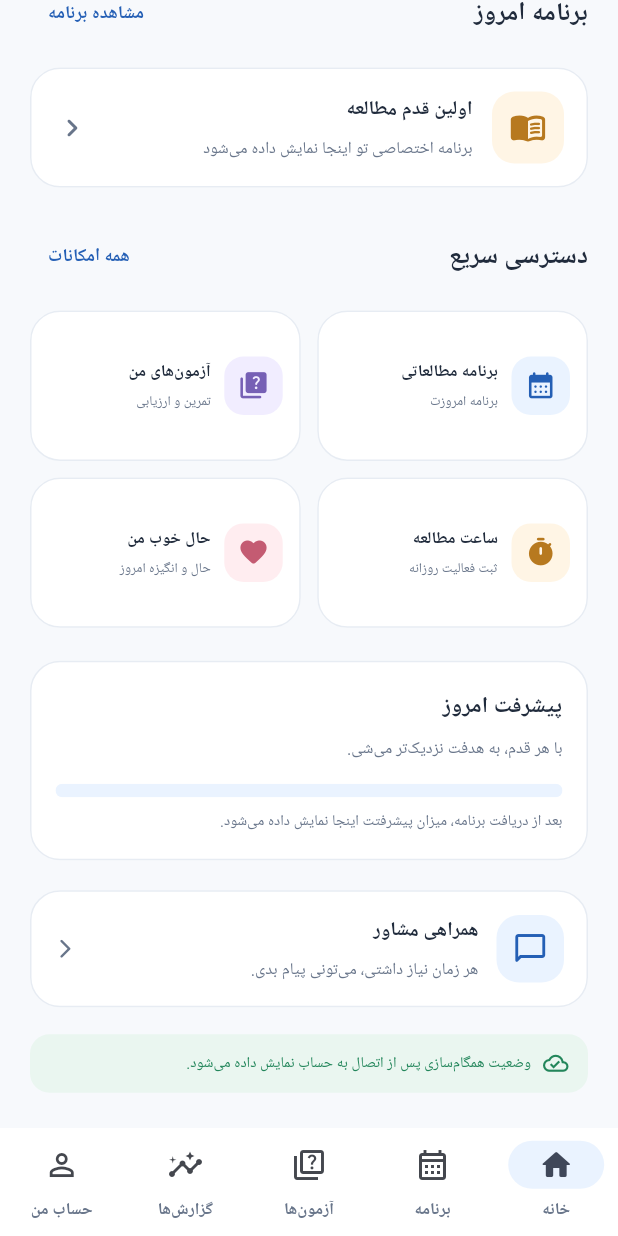
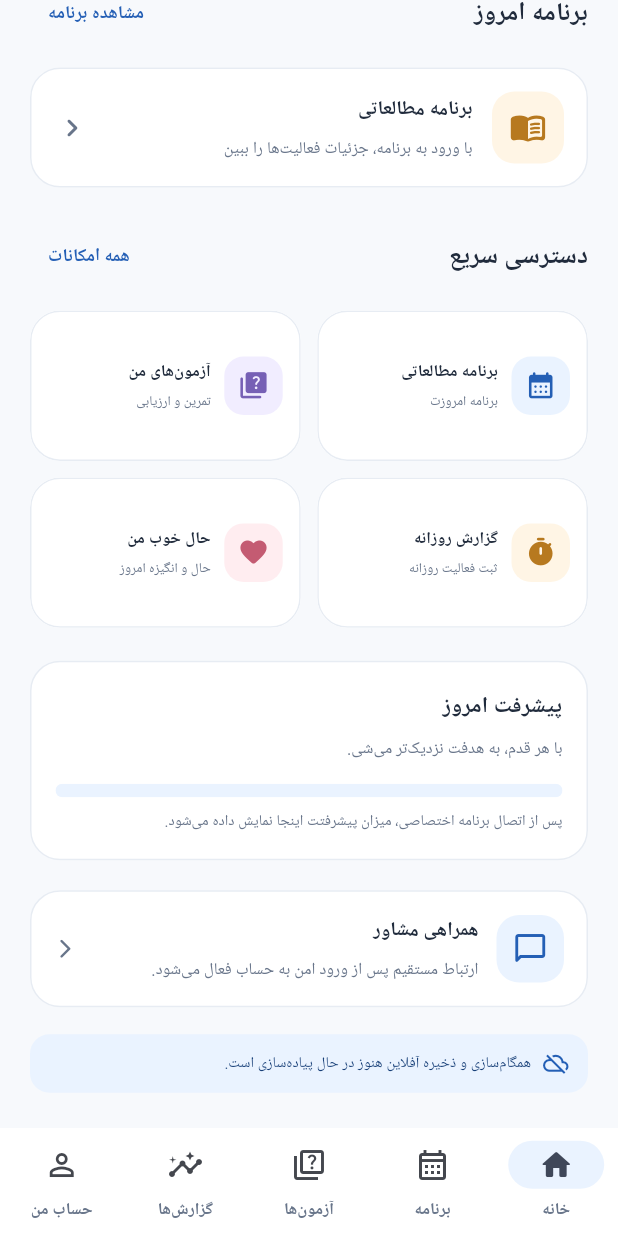
Before and after one commit to mohsentsani-eng/telegram-bot, a Flutter app: the screen it shows after launch, scrolled down 275 dp, on a phone screen of 412 x 824 dp. Run offline on Flutter 3.47's test engine with Material 3 defaults, Android fonts, the light colour scheme and no system bars; Roboto replaces fonts that are missing (Vazirmatn).

Commit message:
Make student dashboard actions navigable and clarify prototype status

```diff
--- a/mobile_app/lib/screens/student_home_screen.dart
+++ b/mobile_app/lib/screens/student_home_screen.dart
@@ -12,12 +12,47 @@ class StudentHomeScreen extends StatefulWidget {
 class _StudentHomeScreenState extends State<StudentHomeScreen> {
   int _selectedIndex = 0;
 
+  void _goToTab(int index) => setState(() => _selectedIndex = index);
+
+  void _openWellbeing() {
+    Navigator.of(context).push(
+      MaterialPageRoute<void>(builder: (_) => const WellbeingScreen()),
+    );
+  }
+
   @override
   Widget build(BuildContext context) {
+    final pages = <Widget>[
+      _homePage(),
+      const StudyPlanScreen(),
+      const TestsScreen(),
+      const DailyReportScreen(),
+      const StudentProfileScreen(),
+    ];
+
     return Directionality(
       textDirection: TextDirection.rtl,
       child: Scaffold(
-        body: _selectedIndex == 0 ? SafeArea(
+        body: IndexedStack(
+          index: _selectedIndex,
+          children: pages,
+        ),
+        bottomNavigationBar: NavigationBar(
+          selectedIndex: _selectedIndex,
+          onDestinationSelected: _goToTab,
+          destinations: const [
+            NavigationDestination(icon: Icon(Icons.home_outlined), selectedIcon: Icon(Icons.home_rounded), label: 'خانه'),
+            NavigationDestination(icon: Icon(Icons.calendar_month_outlined), label: 'برنامه'),
+            NavigationDestination(icon: Icon(Icons.quiz_outlined), label: 'آزمون‌ها'),
+            NavigationDestination(icon: Icon(Icons.insights_outlined), label: 'گزارش‌ها'),
+            NavigationDestination(icon: Icon(Icons.person_outline), label: 'حساب من'),
+          ],
+        ),
+      ),
+    );
+  }
+
+  Widget _homePage() => SafeArea(
     child: CustomScrollView(
       slivers: [
         SliverPadding(
@@ -28,11 +63,11 @@ class _StudentHomeScreenState extends State<StudentHomeScreen> {
               const SizedBox(height: 22),
               _welcomeCard(),
               const SizedBox(height: 20),
-                    _sectionTitle('برنامه امروز', 'مشاهده برنامه', onTap: () {}),
+              _sectionTitle('برنامه امروز', 'مشاهده برنامه', onTap: () => _goToTab(1)),
               const SizedBox(height: 12),
               _todayTask(),
               const SizedBox(height: 22),
-                    _sectionTitle('دسترسی سریع', 'همه امکانات'),
+              _sectionTitle('دسترسی سریع', 'همه امکانات', onTap: () => _goToTab(1)),
               const SizedBox(height: 12),
               _quickActions(),
               const SizedBox(height: 22),
@@ -46,30 +81,13 @@ class _StudentHomeScreenState extends State<StudentHomeScreen> {
         ),
       ],
     ),
-        ) : IndexedStack(index: _selectedIndex - 1, children: const [StudyPlanScreen(), TestsScreen(), DailyReportScreen(), StudentProfileScreen()]),
-        bottomNavigationBar: NavigationBar(
-          selectedIndex: _selectedIndex,
-          onDestinationSelected: (value) => setState(() => _selectedIndex = value),
-          destinations: const [
-            NavigationDestination(icon: Icon(Icons.home_outlined), selectedIcon: Icon(Icons.home_rounded), label: 'خانه'),
-            NavigationDestination(icon: Icon(Icons.calendar_month_outlined), label: 'برنامه'),
-            NavigationDestination(icon: Icon(Icons.quiz_outlined), label: 'آزمون‌ها'),
-            NavigationDestination(icon: Icon(Icons.insights_outlined), label: 'گزارش‌ها'),
-            NavigationDestination(icon: Icon(Icons.person_outline), label: 'حساب من'),
-          ],
-        ),
-      ),
   );
-  }
 
   Widget _topBar() => Row(
     children: [
       Container(
         width: 44, height: 44,
-        decoration: BoxDecoration(
-          color: AppColors.sky,
-          borderRadius: BorderRadius.circular(14),
-        ),
+        decoration: BoxDecoration(color: AppColors.sky, borderRadius: BorderRadius.circular(14)),
         child: const Icon(Icons.spa_rounded, color: AppColors.primary, size: 25),
       ),
       const SizedBox(width: 10),
@@ -82,7 +100,9 @@ class _StudentHomeScreenState extends State<StudentHomeScreen> {
       ),
       const Spacer(),
       IconButton.filledTonal(
-        onPressed: () {},
+        onPressed: () => ScaffoldMessenger.of(context).showSnackBar(
+          const SnackBar(content: Text('اعلان‌ها پس از اتصال حساب کاربری فعال می‌شوند.')),
+        ),
         style: IconButton.styleFrom(backgroundColor: Colors.white),
         icon: const Icon(Icons.notifications_none_rounded, color: AppColors.ink),
       ),
@@ -98,9 +118,7 @@ class _StudentHomeScreenState extends State<StudentHomeScreen> {
         end: Alignment.bottomLeft,
         colors: [AppColors.primary, AppColors.deepBlue],
       ),
-      boxShadow: [
-        BoxShadow(color: AppColors.primary.withValues(alpha: .16), blurRadius: 22, offset: const Offset(0, 10)),
-      ],
+      boxShadow: [BoxShadow(color: AppColors.primary.withValues(alpha: .16), blurRadius: 22, offset: const Offset(0, 10))],
     ),
     child: Column(
       crossAxisAlignment: CrossAxisAlignment.start,
@@ -116,13 +134,17 @@ class _StudentHomeScreenState extends State<StudentHomeScreen> {
         const SizedBox(height: 8),
         const Text('قدم‌های کوچک امروز، پیشرفت‌های بزرگ فردا را می‌سازند.', style: TextStyle(color: Color(0xFFE5EEFF), fontSize: 13, height: 1.8)),
         const SizedBox(height: 18),
-        Row(children: [
+        InkWell(
+          onTap: () => _goToTab(1),
+          borderRadius: BorderRadius.circular(12),
+          child: Row(children: [
             const Icon(Icons.calendar_today_rounded, color: Colors.white70, size: 15),
             const SizedBox(width: 7),
             const Text('برای شروع، برنامه امروزت رو ببین', style: TextStyle(color: Colors.white, fontSize: 12)),
             const Spacer(),
             Icon(Icons.arrow_back_rounded, color: Colors.white.withValues(alpha: .9), size: 18),
           ]),
+        ),
       ],
     ),
   );
@@ -135,7 +157,10 @@ class _StudentHomeScreenState extends State<StudentHomeScreen> {
     ],
   );
 
-  Widget _todayTask() => Card(
+  Widget _todayTask() => InkWell(
+    onTap: () => _goToTab(1),
+    borderRadius: BorderRadius.circular(20),
+    child: Card(
       child: Padding(
         padding: const EdgeInsets.all(16),
         child: Row(children: [
@@ -146,12 +171,13 @@ class _StudentHomeScreenState extends State<StudentHomeScreen> {
           ),
           const SizedBox(width: 13),
           const Expanded(child: Column(crossAxisAlignment: CrossAxisAlignment.start, children: [
-          Text('اولین قدم مطالعه', style: TextStyle(fontWeight: FontWeight.w800, color: AppColors.ink)),
+            Text('برنامه مطالعاتی', style: TextStyle(fontWeight: FontWeight.w800, color: AppColors.ink)),
             SizedBox(height: 4),
-          Text('برنامه اختصاصی تو اینجا نمایش داده می‌شود', style: TextStyle(fontSize: 11, color: AppColors.muted)),
+            Text('با ورود به برنامه، جزئیات فعالیت‌ها را ببین', style: TextStyle(fontSize: 11, color: AppColors.muted)),
           ])),
           const Icon(Icons.chevron_left_rounded, color: AppColors.muted),
         ]),
+      ),
     ),
   );
 
@@ -162,11 +188,11 @@ class _StudentHomeScreenState extends State<StudentHomeScreen> {
     mainAxisSpacing: 11,
     crossAxisSpacing: 11,
     childAspectRatio: 1.8,
-    children: const [
-      _ActionTile(icon: Icons.calendar_month_rounded, title: 'برنامه مطالعاتی', subtitle: 'برنامه امروزت', tint: Color(0xFFEAF3FF), iconColor: AppColors.primary),
-      _ActionTile(icon: Icons.quiz_rounded, title: 'آزمون‌های من', subtitle: 'تمرین و ارزیابی', tint: Color(0xFFF1EDFF), iconColor: Color(0xFF7660B5)),
-      _ActionTile(icon: Icons.timer_rounded, title: 'ساعت مطالعه', subtitle: 'ثبت فعالیت روزانه', tint: Color(0xFFFFF5E5), iconColor: Color(0xFFB7791F)),
-      _ActionTile(icon: Icons.favorite_rounded, title: 'حال خوب من', subtitle: 'حال و انگیزه امروز', tint: Color(0xFFFFEDF0), iconColor: Color(0xFFC45B72)),
+    children: [
+      _ActionTile(icon: Icons.calendar_month_rounded, title: 'برنامه مطالعاتی', subtitle: 'برنامه امروزت', tint: AppColors.sky, iconColor: AppColors.primary, onTap: () => _goToTab(1)),
+      _ActionTile(icon: Icons.quiz_rounded, title: 'آزمون‌های من', subtitle: 'تمرین و ارزیابی', tint: const Color(0xFFF1EDFF), iconColor: const Color(0xFF7660B5), onTap: () => _goToTab(2)),
+      _ActionTile(icon: Icons.timer_rounded, title: 'گزارش روزانه', subtitle: 'ثبت فعالیت روزانه', tint: const Color(0xFFFFF5E5), iconColor: const Color(0xFFB7791F), onTap: () => _goToTab(3)),
+      _ActionTile(icon: Icons.favorite_rounded, title: 'حال خوب من', subtitle: 'حال و انگیزه امروز', tint: const Color(0xFFFFEDF0), iconColor: const Color(0xFFC45B72), onTap: _openWellbeing),
     ],
   );
 
@@ -183,7 +209,7 @@ class _StudentHomeScreenState extends State<StudentHomeScreen> {
           child: const LinearProgressIndicator(value: 0, minHeight: 9, backgroundColor: AppColors.sky, color: AppColors.primary),
         ),
         const SizedBox(height: 8),
-        const Text('بعد از دریافت برنامه، میزان پیشرفتت اینجا نمایش داده می‌شود.', style: TextStyle(fontSize: 10, color: AppColors.muted)),
+        const Text('پس از اتصال برنامه اختصاصی، میزان پیشرفتت اینجا نمایش داده می‌شود.', style: TextStyle(fontSize: 10, color: AppColors.muted)),
       ]),
     ),
   );
@@ -201,7 +227,7 @@ class _StudentHomeScreenState extends State<StudentHomeScreen> {
         const Expanded(child: Column(crossAxisAlignment: CrossAxisAlignment.start, children: [
           Text('همراهی مشاور', style: TextStyle(fontWeight: FontWeight.w800, color: AppColors.ink)),
           SizedBox(height: 4),
-          Text('هر زمان نیاز داشتی، می‌تونی پیام بدی.', style: TextStyle(fontSize: 11, color: AppColors.muted)),
+          Text('ارتباط مستقیم پس از ورود امن به حساب فعال می‌شود.', style: TextStyle(fontSize: 11, color: AppColors.muted)),
         ])),
         const Icon(Icons.arrow_back_ios_new_rounded, size: 15, color: AppColors.muted),
       ]),
@@ -210,25 +236,29 @@ class _StudentHomeScreenState extends State<StudentHomeScreen> {
 
   Widget _syncStatus() => Container(
     padding: const EdgeInsets.symmetric(horizontal: 13, vertical: 11),
-    decoration: BoxDecoration(color: const Color(0xFFEAF6F0), borderRadius: BorderRadius.circular(13)),
+    decoration: BoxDecoration(color: AppColors.sky, borderRadius: BorderRadius.circular(13)),
     child: const Row(children: [
-      Icon(Icons.cloud_done_outlined, color: AppColors.success, size: 17),
+      Icon(Icons.cloud_off_outlined, color: AppColors.primary, size: 17),
       SizedBox(width: 8),
-      Expanded(child: Text('وضعیت همگام‌سازی پس از اتصال به حساب نمایش داده می‌شود.', style: TextStyle(fontSize: 10, color: AppColors.success))),
+      Expanded(child: Text('همگام‌سازی و ذخیره آفلاین هنوز در حال پیاده‌سازی است.', style: TextStyle(fontSize: 10, color: AppColors.deepBlue))),
     ]),
   );
 }
 
 class _ActionTile extends StatelessWidget {
-  const _ActionTile({required this.icon, required this.title, required this.subtitle, required this.tint, required this.iconColor});
+  const _ActionTile({required this.icon, required this.title, required this.subtitle, required this.tint, required this.iconColor, required this.onTap});
   final IconData icon;
   final String title;
   final String subtitle;
   final Color tint;
   final Color iconColor;
+  final VoidCallback onTap;
 
   @override
   Widget build(BuildContext context) => Card(
+    clipBehavior: Clip.antiAlias,
+    child: InkWell(
+      onTap: onTap,
       child: Padding(
         padding: const EdgeInsets.all(12),
         child: Row(children: [
@@ -249,5 +279,6 @@ class _ActionTile extends StatelessWidget {
           )),
         ]),
       ),
+    ),
   );
 }
```
Lines whose indentation alone changed are shown as unchanged.
